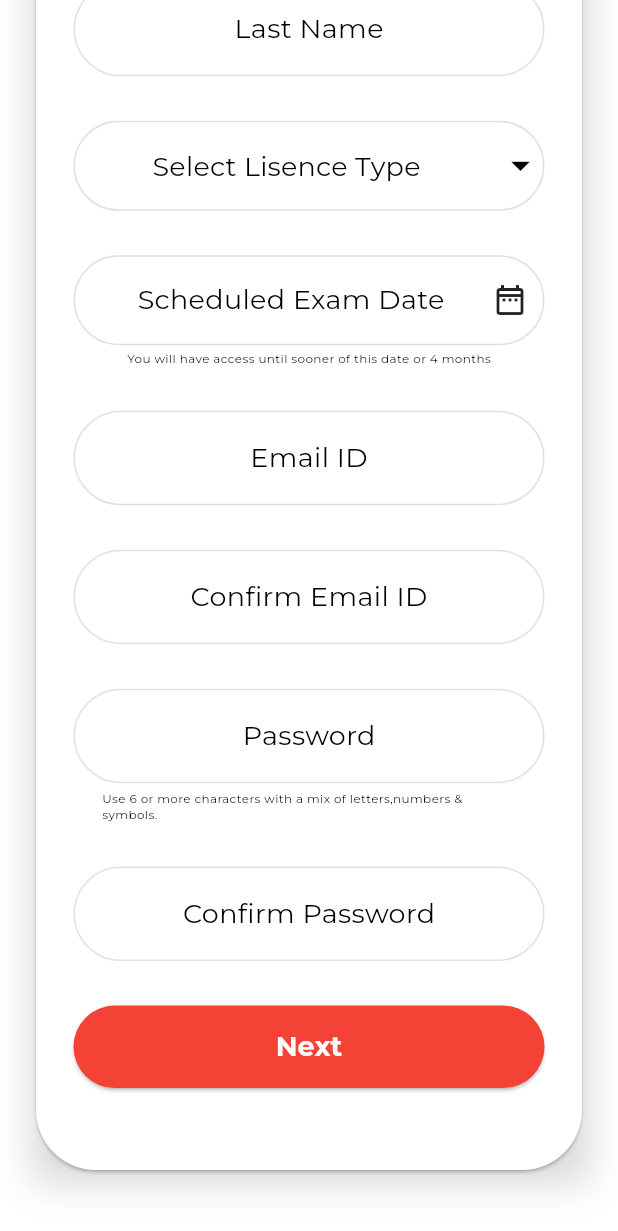
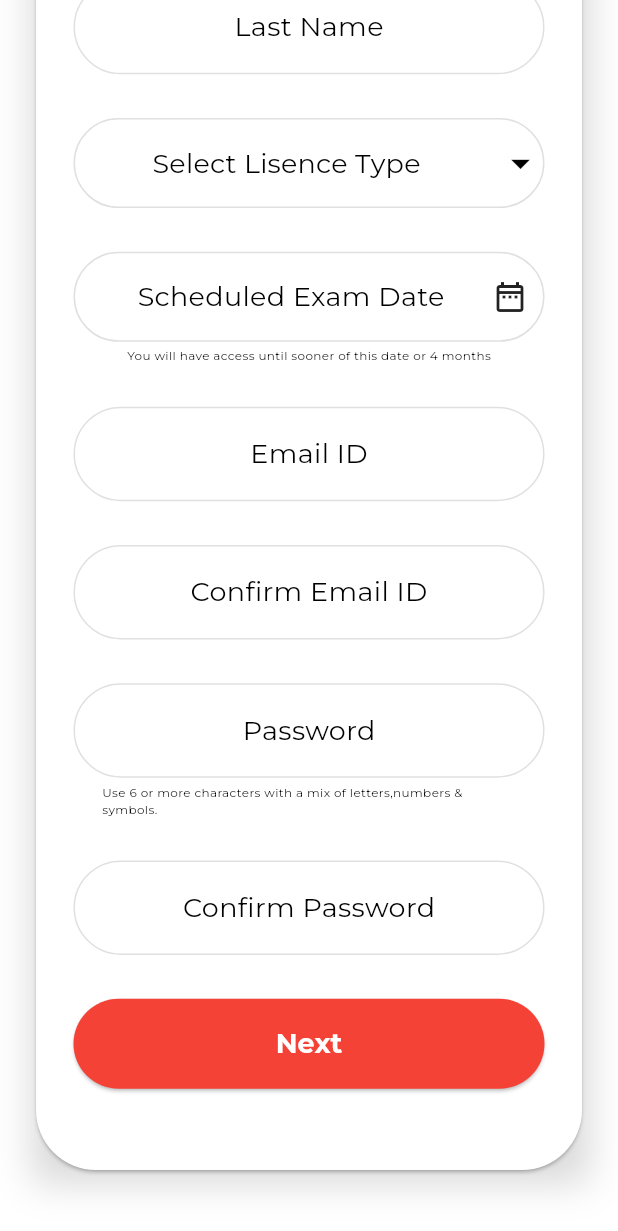
Before and after one commit to Darwynkjoy/CCO_test, a Flutter app: the Accountcreate screen opened directly, scrolled down 546 dp, on a phone screen of 412 x 824 dp. Shown: the top 1231 px of the screen. Run offline on Flutter 3.47's test engine with Material 3 defaults, Android fonts, the phone set to English and light mode, and no system bars; our stand-ins replace get; project files that could hold a hidden picture were left out.

Commit message:
Daily Testing

```diff
--- a/lib/create_account/add_acc.dart
+++ b/lib/create_account/add_acc.dart
@@ -488,7 +488,7 @@ class _AccountcreateState extends State<Accountcreate> {
 
                                     // Next button.
                                     SizedBox(
-                                      height: 55, // next button size.
+                                      height: 60, // next button size.
                                       width: double.infinity,
                                       child: ElevatedButton(
                                         style: ElevatedButton.styleFrom(
--- a/lib/create_account/add_acc_2.dart
+++ b/lib/create_account/add_acc_2.dart
@@ -363,7 +363,7 @@ class __AccountcreateState extends State<Addresscreate> {
 
                                       // Next button.
                                       SizedBox(
-                                        height: 55, // next button size.
+                                        height: 60, // next button size.
                                         width: double.infinity,
                                         child: ElevatedButton(
                                           style: ElevatedButton.styleFrom(
--- a/lib/create_account/add_acc_bill.dart
+++ b/lib/create_account/add_acc_bill.dart
@@ -494,7 +494,7 @@ class _BillCreateState extends State<BillCreate> {
 
                             // Submit button.
                               SizedBox(
-                                height: 55, // next button size.
+                                height: 60, // next button size.
                                 width: 500,
                                 child: ElevatedButton(
                                   style: ElevatedButton.styleFrom(
@@ -519,10 +519,11 @@ class _BillCreateState extends State<BillCreate> {
 
                             // Cancel button.
                             SizedBox(
-                              height: 55, // next button size.
+                              height: 60, // next button size.
                               width: 500,
                               child: ElevatedButton(
                                 style: ElevatedButton.styleFrom(
+                                  shadowColor: Colors.white,
                                   side: BorderSide(color: Color(0xFF8D99AE)),
                                   backgroundColor: Colors.white,
                                   shape: RoundedRectangleBorder(
--- a/lib/main.dart
+++ b/lib/main.dart
@@ -1,3 +1,5 @@
+import 'package:cco_test/create_account/add_acc.dart';
+import 'package:cco_test/create_account/add_acc_2.dart';
 import 'package:cco_test/create_account/add_acc_bill.dart';
 import 'package:flutter/material.dart';
 
```
